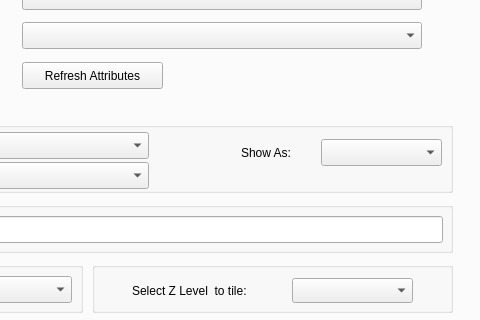
Qt form CzmlMovingObjects_dialog_base.ui (tum-gis/CZMLMovingObjects) before a commit; both pictures show x 320 to 800 and y 84 to 404 of the 800 by 600 pixel window.
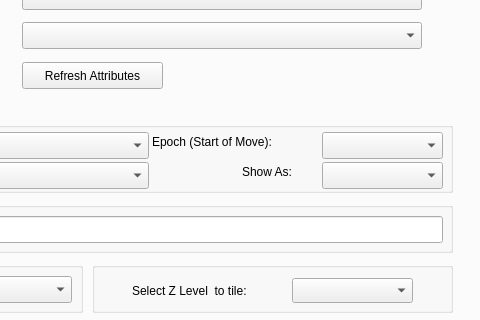
The same form after that commit.

Diff of the .ui file:
```diff
--- a/CzmlMovingObjects_dialog_base.ui
+++ b/CzmlMovingObjects_dialog_base.ui
@@ -198,8 +198,8 @@
      <widget class="QComboBox" name="comboBoxShowAs">
       <property name="geometry">
        <rect>
-        <x>619</x>
-        <y>17</y>
+        <x>620</x>
+        <y>40</y>
         <width>121</width>
         <height>27</height>
        </rect>
@@ -208,8 +208,8 @@
      <widget class="QLabel" name="labelShowAs">
       <property name="geometry">
        <rect>
-        <x>539</x>
-        <y>21</y>
+        <x>540</x>
+        <y>40</y>
         <width>71</width>
         <height>20</height>
        </rect>
@@ -244,6 +244,29 @@
        <string>Time Zone:</string>
       </property>
      </widget>
+     <widget class="QLabel" name="labelEpoch">
+      <property name="geometry">
+       <rect>
+        <x>450</x>
+        <y>10</y>
+        <width>161</width>
+        <height>20</height>
+       </rect>
+      </property>
+      <property name="text">
+       <string>Epoch (Start of Move):</string>
+      </property>
+     </widget>
+     <widget class="QComboBox" name="comboBoxEpoch">
+      <property name="geometry">
+       <rect>
+        <x>620</x>
+        <y>10</y>
+        <width>121</width>
+        <height>27</height>
+       </rect>
+      </property>
+     </widget>
     </widget>
     <widget class="QGroupBox" name="groupBoxSingleOutput">
      <property name="enabled">
```
Left out of the diff: 12 changed lines with no effect on the pictures.
